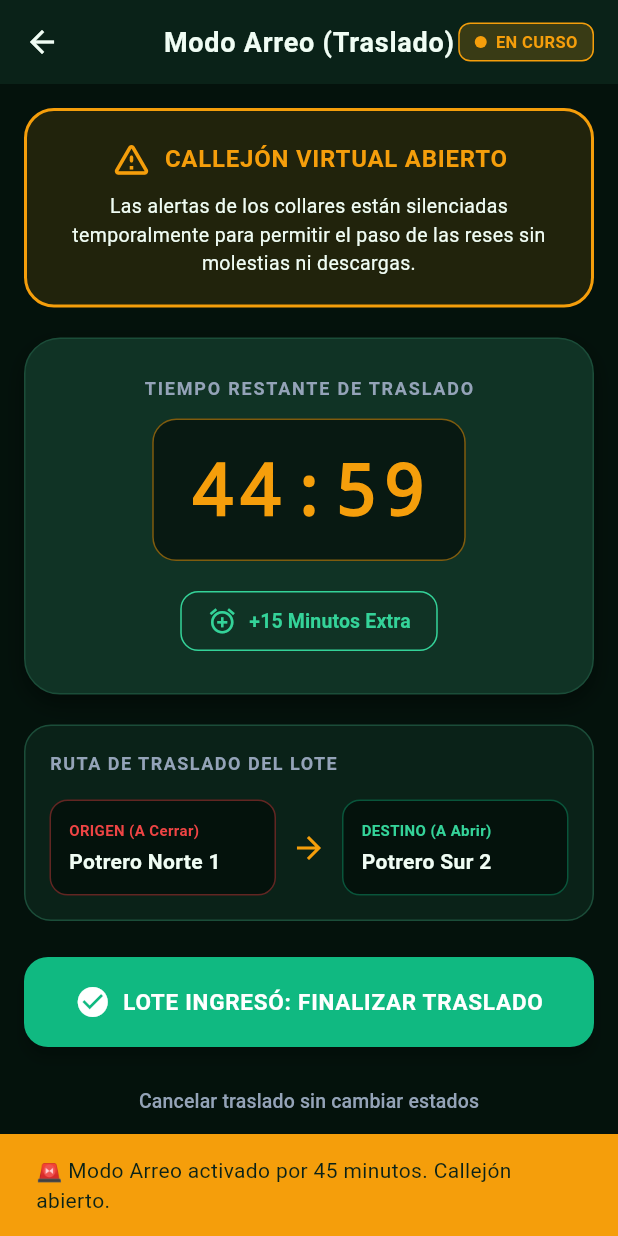
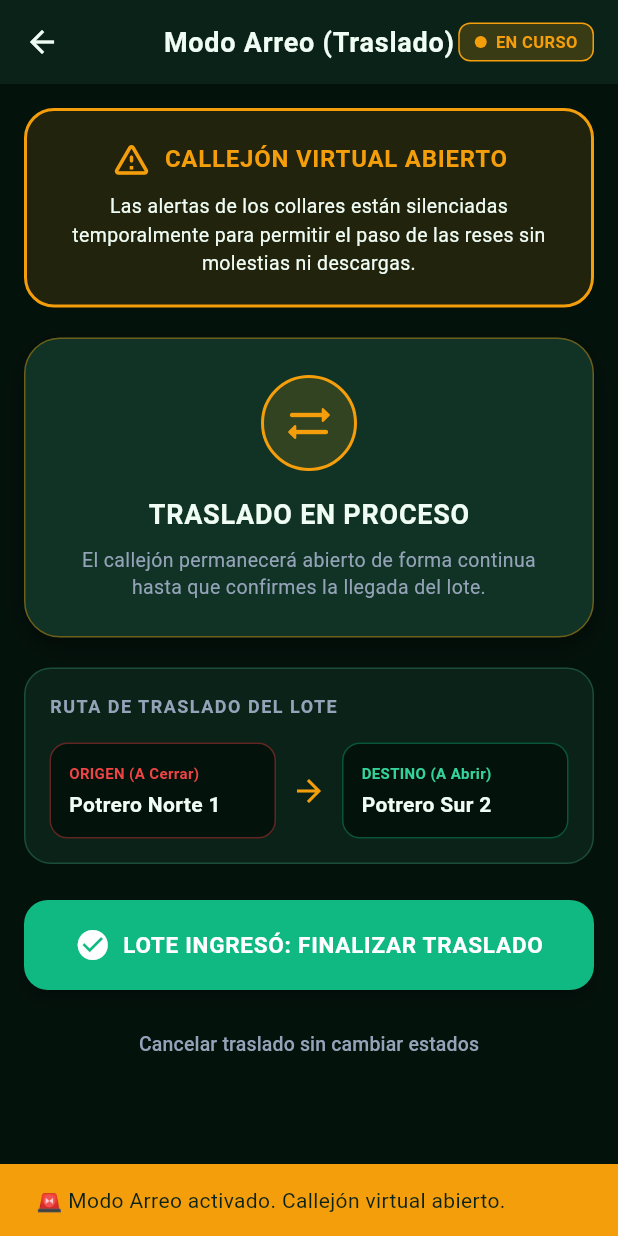
Before and after one commit to MorpheusSoft/CollarNet, a Flutter app: the ArreoTrasladoScreen screen opened directly, after a tap on "INICIAR TRASLADO (ABRIR CALLEJÓN)", on a phone screen of 412 x 824 dp. Run offline on Flutter 3.47's test engine with Material 3 defaults, Android fonts, the phone set to English and light mode, and no system bars; our stand-ins replace file_picker, flutter_compass, flutter_map, geolocator, google_fonts, latlong2 and 2 more; missing offline and left inert: ota_update; accounts and stored records are empty; network calls fail.

Commit message:
feat(finca): eliminacion de temporizador en modo arreo y traslado manual continuo

```diff
--- a/movil_supervisor/lib/providers/finca_state_provider.dart
+++ b/movil_supervisor/lib/providers/finca_state_provider.dart
@@ -28,10 +28,8 @@ class FincaStateProvider with ChangeNotifier {
 
   // Estado del Modo Arreo / Traslado
   bool _modoArreoActivo = false;
-  int _arreoSegundosRestantes = 0;
   String _potreroOrigenArreo = 'Potrero 1';
   String _potreroDestinoArreo = 'Potrero 2';
-  Timer? _arreoTimer;
   Timer? _autoSyncTimer;
 
   // Listas Sincronizadas
@@ -135,19 +133,12 @@ class FincaStateProvider with ChangeNotifier {
   double get gdpPromedioKg => _gdpPromedioKg;
 
   bool get modoArreoActivo => _modoArreoActivo;
-  int get arreoSegundosRestantes => _arreoSegundosRestantes;
   String get potreroOrigenArreo => _potreroOrigenArreo;
   String get potreroDestinoArreo => _potreroDestinoArreo;
   List<Map<String, dynamic>> get potrerosRotacion => _potrerosRotacion;
   List<Map<String, dynamic>> get animales => _animales;
   List<String> get collaresDisponibles => _collaresDisponibles;
   List<Map<String, dynamic>> get alertas => _alertas;
-
-  String get arreoTiempoFormateado {
-    final minutos = (_arreoSegundosRestantes / 60).floor();
-    final segundos = _arreoSegundosRestantes % 60;
-    return '${minutos.toString().padLeft(2, '0')}:${segundos.toString().padLeft(2, '0')}';
-  }
 
   FincaStateProvider() {
     _loadConfig();
@@ -468,26 +459,14 @@ class FincaStateProvider with ChangeNotifier {
     return ok;
   }
 
-  // 4. Activar Modo Arreo
+  // 4. Activar Modo Arreo (Traslado Manual)
   void startModoArreo({
     required String origen,
     required String destino,
-    int duracionMinutos = 45,
   }) {
     _modoArreoActivo = true;
     _potreroOrigenArreo = origen;
     _potreroDestinoArreo = destino;
-    _arreoSegundosRestantes = duracionMinutos * 60;
-
-    _arreoTimer?.cancel();
-    _arreoTimer = Timer.periodic(const Duration(seconds: 1), (timer) {
-      if (_arreoSegundosRestantes > 0) {
-        _arreoSegundosRestantes--;
-        notifyListeners();
-      } else {
-        stopModoArreo();
-      }
-    });
 
     notifyListeners();
 
@@ -495,25 +474,14 @@ class FincaStateProvider with ChangeNotifier {
     _apiService.notificarArreo(
       origen: origen,
       destino: destino,
-      duracionMinutos: duracionMinutos,
+      duracionMinutos: 0,
       activo: true,
     );
-  }
-
-  // Extender tiempo de arreo
-  void extenderArreo(int minutosAdicionales) {
-    if (_modoArreoActivo) {
-      _arreoSegundosRestantes += minutosAdicionales * 60;
-      notifyListeners();
-    }
   }
 
   // Finalizar Modo Arreo y actualizar potreros automáticamente
   void stopModoArreo({bool actualizarEstadosPotreros = true}) {
     _modoArreoActivo = false;
-    _arreoTimer?.cancel();
-    _arreoTimer = null;
-    _arreoSegundosRestantes = 0;
 
     if (actualizarEstadosPotreros && _potreroOrigenArreo.isNotEmpty && _potreroDestinoArreo.isNotEmpty) {
       // 1. Cerrar potrero de origen
@@ -578,7 +546,6 @@ class FincaStateProvider with ChangeNotifier {
   @override
   void dispose() {
     _autoSyncTimer?.cancel();
-    _arreoTimer?.cancel();
     super.dispose();
   }
 }
--- a/movil_supervisor/lib/screens/arreo_traslado_screen.dart
+++ b/movil_supervisor/lib/screens/arreo_traslado_screen.dart
@@ -13,9 +13,6 @@ class ArreoTrasladoScreen extends StatefulWidget {
 class _ArreoTrasladoScreenState extends State<ArreoTrasladoScreen> {
   String? _selectedOrigen;
   String? _selectedDestino;
-  int _selectedMinutos = 45;
-
-  final List<int> _opcionesMinutos = [15, 30, 45, 60, 90];
 
   @override
   void initState() {
@@ -51,8 +48,8 @@ class _ArreoTrasladoScreenState extends State<ArreoTrasladoScreen> {
             padding: const EdgeInsets.symmetric(horizontal: 10, vertical: 4),
             decoration: BoxDecoration(
               color: isActivo
-                  ? FincaTheme.warningAmber.withOpacity(0.2)
-                  : FincaTheme.primaryGreen.withOpacity(0.2),
+                  ? FincaTheme.warningAmber.withValues(alpha: 0.2)
+                  : FincaTheme.primaryGreen.withValues(alpha: 0.2),
               borderRadius: BorderRadius.circular(8),
               border: Border.all(
                 color: isActivo ? FincaTheme.warningAmber : FincaTheme.primaryGreen,
@@ -99,7 +96,7 @@ class _ArreoTrasladoScreenState extends State<ArreoTrasladoScreen> {
         Container(
           padding: const EdgeInsets.all(18),
           decoration: BoxDecoration(
-            color: FincaTheme.warningAmber.withOpacity(0.12),
+            color: FincaTheme.warningAmber.withValues(alpha: 0.12),
             borderRadius: BorderRadius.circular(20),
             border: Border.all(color: FincaTheme.warningAmber, width: 2),
           ),
@@ -132,16 +129,16 @@ class _ArreoTrasladoScreenState extends State<ArreoTrasladoScreen> {
         ),
         const SizedBox(height: 20),
 
-        // Cronómetro Central Gigante
+        // Tarjeta de Estado Activo Permanente (Sin temporizador regresivo)
         Container(
-          padding: const EdgeInsets.symmetric(vertical: 24, horizontal: 16),
+          padding: const EdgeInsets.symmetric(vertical: 24, horizontal: 20),
           decoration: BoxDecoration(
             color: FincaTheme.bgCardElevated,
             borderRadius: BorderRadius.circular(24),
-            border: Border.all(color: FincaTheme.borderCard),
+            border: Border.all(color: FincaTheme.warningAmber.withValues(alpha: 0.4)),
             boxShadow: [
               BoxShadow(
-                color: Colors.black.withOpacity(0.4),
+                color: Colors.black.withValues(alpha: 0.4),
                 blurRadius: 12,
                 offset: const Offset(0, 6),
               ),
@@ -149,57 +146,40 @@ class _ArreoTrasladoScreenState extends State<ArreoTrasladoScreen> {
           ),
           child: Column(
             children: [
-              const Text(
-                'TIEMPO RESTANTE DE TRASLADO',
-                style: TextStyle(
-                  fontSize: 12,
-                  fontWeight: FontWeight.bold,
-                  color: FincaTheme.textMuted,
-                  letterSpacing: 1.2,
+              Container(
+                width: 64,
+                height: 64,
+                decoration: BoxDecoration(
+                  shape: BoxShape.circle,
+                  color: FincaTheme.warningAmber.withValues(alpha: 0.15),
+                  border: Border.all(color: FincaTheme.warningAmber, width: 2),
                 ),
-              ),
-              const SizedBox(height: 12),
-              Container(
-                padding: const EdgeInsets.symmetric(horizontal: 24, vertical: 12),
-                decoration: BoxDecoration(
-                  color: Colors.black.withOpacity(0.5),
-                  borderRadius: BorderRadius.circular(16),
-                  border: Border.all(color: FincaTheme.warningAmber.withOpacity(0.5)),
-                ),
-                child: Text(
-                  state.arreoTiempoFormateado,
-                  style: const TextStyle(
-                    fontSize: 48,
-                    fontWeight: FontWeight.bold,
-                    fontFamily: 'monospace',
+                child: const Center(
+                  child: Icon(
+                    Icons.sync_alt_rounded,
                     color: FincaTheme.warningAmber,
-                    letterSpacing: 3,
+                    size: 34,
                   ),
                 ),
               ),
               const SizedBox(height: 16),
-
-              // Botón para extender tiempo
-              OutlinedButton.icon(
-                style: OutlinedButton.styleFrom(
-                  foregroundColor: FincaTheme.accentGreenLight,
-                  side: const BorderSide(color: FincaTheme.accentGreenLight),
-                  padding: const EdgeInsets.symmetric(horizontal: 18, vertical: 10),
-                  shape: RoundedRectangleBorder(borderRadius: BorderRadius.circular(12)),
+              const Text(
+                'TRASLADO EN PROCESO',
+                style: TextStyle(
+                  fontSize: 18,
+                  fontWeight: FontWeight.bold,
+                  color: FincaTheme.textLight,
+                  letterSpacing: 0.5,
                 ),
-                onPressed: () {
-                  state.extenderArreo(15);
-                  ScaffoldMessenger.of(context).showSnackBar(
-                    const SnackBar(
-                      content: Text('Se agregaron +15 minutos al tiempo de traslado'),
-                      backgroundColor: FincaTheme.primaryGreen,
-                    ),
-                  );
-                },
-                icon: const Icon(Icons.add_alarm, size: 20),
-                label: const Text(
-                  '+15 Minutos Extra',
-                  style: TextStyle(fontWeight: FontWeight.bold, fontSize: 13),
+              ),
+              const SizedBox(height: 8),
+              const Text(
+                'El callejón permanecerá abierto de forma continua hasta que confirmes la llegada del lote.',
+                textAlign: TextAlign.center,
+                style: TextStyle(
+                  fontSize: 13,
+                  color: FincaTheme.textMuted,
+                  height: 1.4,
                 ),
               ),
             ],
@@ -237,7 +217,7 @@ class _ArreoTrasladoScreenState extends State<ArreoTrasladoScreen> {
                       decoration: BoxDecoration(
                         color: FincaTheme.bgDark,
                         borderRadius: BorderRadius.circular(12),
-                        border: Border.all(color: FincaTheme.errorCrimson.withOpacity(0.4)),
+                        border: Border.all(color: FincaTheme.errorCrimson.withValues(alpha: 0.4)),
                       ),
                       child: Column(
                         crossAxisAlignment: CrossAxisAlignment.start,
@@ -266,7 +246,7 @@ class _ArreoTrasladoScreenState extends State<ArreoTrasladoScreen> {
                       decoration: BoxDecoration(
                         color: FincaTheme.bgDark,
                         borderRadius: BorderRadius.circular(12),
-                        border: Border.all(color: FincaTheme.primaryGreen.withOpacity(0.4)),
+                        border: Border.all(color: FincaTheme.primaryGreen.withValues(alpha: 0.4)),
                       ),
                       child: Column(
                         crossAxisAlignment: CrossAxisAlignment.start,
@@ -350,7 +330,7 @@ class _ArreoTrasladoScreenState extends State<ArreoTrasladoScreen> {
               Container(
                 padding: const EdgeInsets.all(10),
                 decoration: BoxDecoration(
-                  color: FincaTheme.primaryGreen.withOpacity(0.15),
+                  color: FincaTheme.primaryGreen.withValues(alpha: 0.15),
                   shape: BoxShape.circle,
                 ),
                 child: const Icon(Icons.directions_walk, color: FincaTheme.accentGreenLight, size: 24),
@@ -393,7 +373,7 @@ class _ArreoTrasladoScreenState extends State<ArreoTrasladoScreen> {
             crossAxisAlignment: CrossAxisAlignment.start,
             children: [
               const Text(
-                '1. SELECCIONAR POTREROS DE RUTA',
+                'SELECCIONAR POTREROS DE RUTA',
                 style: TextStyle(
                   fontSize: 12,
                   fontWeight: FontWeight.bold,
@@ -490,55 +470,6 @@ class _ArreoTrasladoScreenState extends State<ArreoTrasladoScreen> {
             ],
           ),
         ),
-        const SizedBox(height: 20),
-
-        // Selección de Tiempo de Traslado
-        Container(
-          padding: const EdgeInsets.all(16),
-          decoration: BoxDecoration(
-            color: FincaTheme.bgCard,
-            borderRadius: BorderRadius.circular(18),
-            border: Border.all(color: FincaTheme.borderCard),
-          ),
-          child: Column(
-            crossAxisAlignment: CrossAxisAlignment.start,
-            children: [
-              const Text(
-                '2. TIEMPO ESTIMADO DEL TRASLADO',
-                style: TextStyle(
-                  fontSize: 12,
-                  fontWeight: FontWeight.bold,
-                  color: FincaTheme.textMuted,
-                  letterSpacing: 1,
-                ),
-              ),
-              const SizedBox(height: 12),
-              Wrap(
-                spacing: 10,
-                runSpacing: 10,
-                children: _opcionesMinutos.map((min) {
-                  final isSelected = _selectedMinutos == min;
-                  return ChoiceChip(
-                    label: Text(
-                      '$min min',
-                      style: TextStyle(
-                        color: isSelected ? Colors.black : FincaTheme.textLight,
-                        fontWeight: FontWeight.bold,
-                        fontSize: 13,
-                      ),
-                    ),
-                    selected: isSelected,
-                    selectedColor: FincaTheme.warningAmber,
-                    backgroundColor: FincaTheme.bgDark,
-                    onSelected: (selected) {
-                      if (selected) setState(() => _selectedMinutos = min);
-                    },
-                  );
-                }).toList(),
-              ),
-            ],
-          ),
-        ),
         const SizedBox(height: 24),
 
         // Botón Grande Iniciar
@@ -567,14 +498,13 @@ class _ArreoTrasladoScreenState extends State<ArreoTrasladoScreen> {
             state.startModoArreo(
               origen: _selectedOrigen!,
               destino: _selectedDestino!,
-              duracionMinutos: _selectedMinutos,
             );
 
             ScaffoldMessenger.of(context).showSnackBar(
-              SnackBar(
-                content: Text('🚨 Modo Arreo activado por $_selectedMinutos minutos. Callejón abierto.'),
+              const SnackBar(
+                content: Text('🚨 Modo Arreo activado. Callejón virtual abierto.'),
                 backgroundColor: FincaTheme.warningAmber,
-                duration: const Duration(seconds: 3),
+                duration: Duration(seconds: 3),
               ),
             );
           },
--- a/movil_supervisor/lib/screens/finca_main_menu_screen.dart
+++ b/movil_supervisor/lib/screens/finca_main_menu_screen.dart
@@ -374,12 +374,12 @@ class FincaMainMenuScreen extends StatelessWidget {
                             color: FincaTheme.warningAmber,
                             borderRadius: BorderRadius.circular(6),
                           ),
-                          child: Text(
-                            state.arreoTiempoFormateado,
-                            style: const TextStyle(
+                          child: const Text(
+                            'ACTIVO',
+                            style: TextStyle(
                               color: Colors.black,
                               fontWeight: FontWeight.bold,
-                              fontSize: 12,
+                              fontSize: 11,
                             ),
                           ),
                         ),
--- a/movil_supervisor/lib/screens/rotacion_potreros_screen.dart
+++ b/movil_supervisor/lib/screens/rotacion_potreros_screen.dart
@@ -114,12 +114,12 @@ class RotacionPotrerosScreen extends StatelessWidget {
                               color: FincaTheme.warningAmber,
                               borderRadius: BorderRadius.circular(8),
                             ),
-                            child: Text(
-                              fincaState.arreoTiempoFormateado,
-                              style: const TextStyle(
+                            child: const Text(
+                              'ACTIVO',
+                              style: TextStyle(
                                 color: Colors.black,
                                 fontWeight: FontWeight.bold,
-                                fontSize: 14,
+                                fontSize: 12,
                               ),
                             ),
                           ),
@@ -354,7 +354,6 @@ class RotacionPotrerosScreen extends StatelessWidget {
   void _mostrarDialogoIniciarArreo(BuildContext context, FincaStateProvider state) {
     String origen = state.potrerosRotacion.first['nombre'];
     String destino = state.potrerosRotacion.last['nombre'];
-    int minutos = 45;
 
     showModalBottomSheet(
       context: context,
@@ -426,24 +425,6 @@ class RotacionPotrerosScreen extends StatelessWidget {
                       if (val != null) setStateDialog(() => destino = val);
                     },
                   ),
-                  const SizedBox(height: 16),
-                  Row(
-                    mainAxisAlignment: MainAxisAlignment.spaceBetween,
-                    children: [
-                      const Text('Ventana de Tiempo:', style: TextStyle(color: FincaTheme.textLight)),
-                      SegmentedButton<int>(
-                        segments: const [
-                          ButtonSegment(value: 30, label: Text('30m')),
-                          ButtonSegment(value: 45, label: Text('45m')),
-                          ButtonSegment(value: 60, label: Text('60m')),
-                        ],
-                        selected: {minutos},
-                        onSelectionChanged: (set) {
-                          setStateDialog(() => minutos = set.first);
-                        },
-                      ),
-                    ],
-                  ),
                   const SizedBox(height: 20),
                   SizedBox(
                     width: double.infinity,
@@ -455,10 +436,10 @@ class RotacionPotrerosScreen extends StatelessWidget {
                       ),
                       onPressed: () {
                         Navigator.pop(ctx);
-                        state.startModoArreo(origen: origen, destino: destino, duracionMinutos: minutos);
+                        state.startModoArreo(origen: origen, destino: destino);
                         ScaffoldMessenger.of(context).showSnackBar(
-                          SnackBar(
-                            content: Text('Modo Arreo iniciado: $minutos min de paso libre.'),
+                          const SnackBar(
+                            content: Text('Modo Arreo activado: Callejón abierto hasta finalizar.'),
                             backgroundColor: FincaTheme.warningAmber,
                           ),
                         );
--- a/movil_supervisor/lib/services/api_service.dart
+++ b/movil_supervisor/lib/services/api_service.dart
@@ -395,7 +395,7 @@ class ApiService {
   Future<bool> notificarArreo({
     required String origen,
     required String destino,
-    required int duracionMinutos,
+    int duracionMinutos = 0,
     required bool activo,
   }) async {
     final baseUrl = await getBaseUrl();
```
